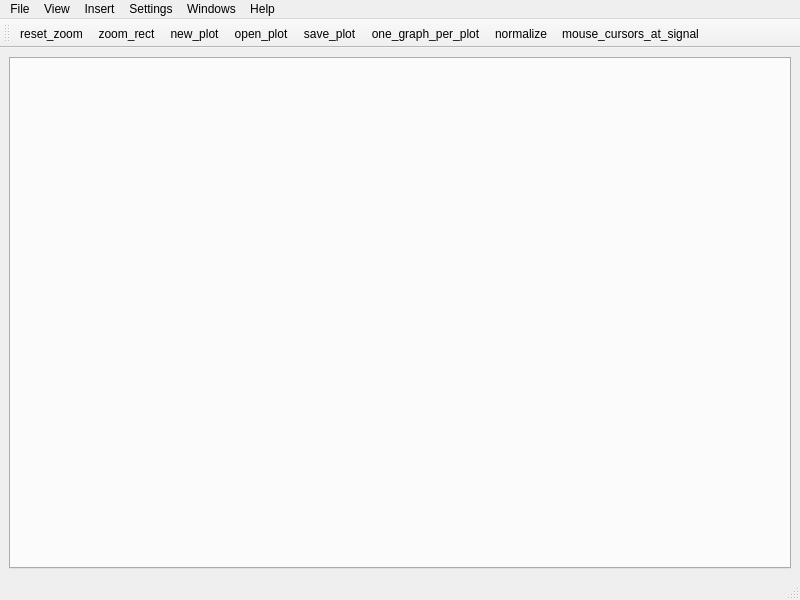
Before: the Qt Designer form mainwindow.ui in AlfTeleco/SeeSignal, drawn with Qt 5.
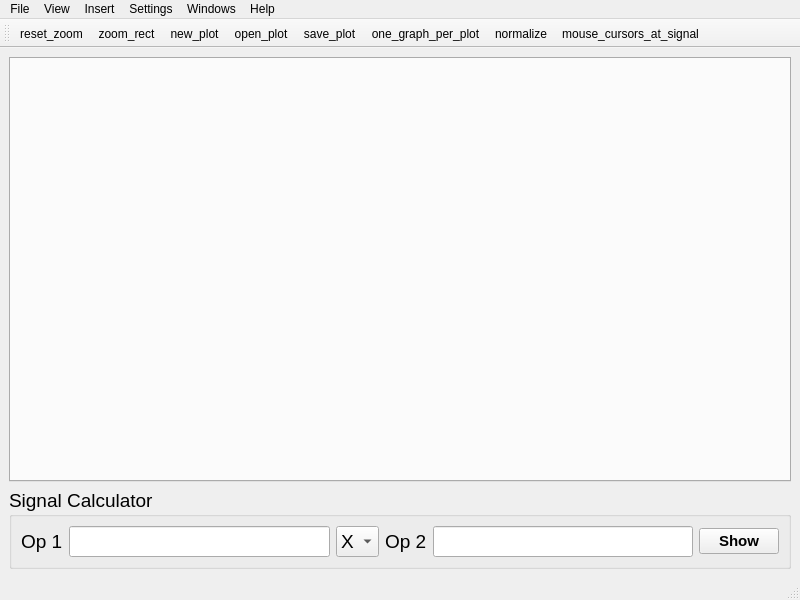
After: the same form once the commit is applied. Icons and pictures are not drawn.

Commit message: Added Signal calculator GUI

```diff
--- a/mainwindow.ui
+++ b/mainwindow.ui
@@ -24,7 +24,7 @@
     <normaloff>:/SeeSigResource/RESOURCES/SeeSig_icon_floating.png</normaloff>:/SeeSigResource/RESOURCES/SeeSig_icon_floating.png</iconset>
   </property>
   <widget class="QWidget" name="main">
-   <layout class="QHBoxLayout" name="horizontalLayout" stretch="4">
+   <layout class="QVBoxLayout" name="verticalLayout" stretch="8,1">
     <item>
      <widget class="QTabWidget" name="tabWidget">
       <property name="acceptDrops">
@@ -41,6 +41,87 @@
       </property>
      </widget>
     </item>
+    <item>
+     <widget class="QGroupBox" name="signalCalculator">
+      <property name="enabled">
+       <bool>true</bool>
+      </property>
+      <property name="font">
+       <font>
+        <pointsize>14</pointsize>
+       </font>
+      </property>
+      <property name="title">
+       <string>Signal Calculator</string>
+      </property>
+      <layout class="QHBoxLayout" name="horizontalLayout">
+       <item>
+        <widget class="QLabel" name="label">
+         <property name="text">
+          <string>Op 1</string>
+         </property>
+        </widget>
+       </item>
+       <item>
+        <widget class="QLineEdit" name="lineEdit"/>
+       </item>
+       <item>
+        <widget class="QComboBox" name="comboBox">
+         <property name="sizePolicy">
+          <sizepolicy hsizetype="Maximum" vsizetype="Fixed">
+           <horstretch>0</horstretch>
+           <verstretch>0</verstretch>
+          </sizepolicy>
+         </property>
+         <item>
+          <property name="text">
+           <string>X</string>
+          </property>
+         </item>
+         <item>
+          <property name="text">
+           <string>/</string>
+          </property>
+         </item>
+         <item>
+          <property name="text">
+           <string>+</string>
+          </property>
+         </item>
+         <item>
+          <property name="text">
+           <string>-</string>
+          </property>
+         </item>
+        </widget>
+       </item>
+       <item>
+        <widget class="QLabel" name="label_2">
+         <property name="text">
+          <string>Op 2</string>
+         </property>
+        </widget>
+       </item>
+       <item>
+        <widget class="QLineEdit" name="lineEdit_2"/>
+       </item>
+       <item>
+        <widget class="QPushButton" name="pushButton">
+         <property name="font">
+          <font>
+           <pointsize>11</pointsize>
+           <weight>75</weight>
+           <bold>true</bold>
+          </font>
+         </property>
+         <property name="text">
+          <string>Show</string>
+         </property>
+        </widget>
+       </item>
+      </layout>
+     </widget>
+    </item>
    </layout>
   </widget>
   <widget class="QMenuBar" name="menubar">
```
Left out of the diff: 14 changed lines with no effect on the pictures.
